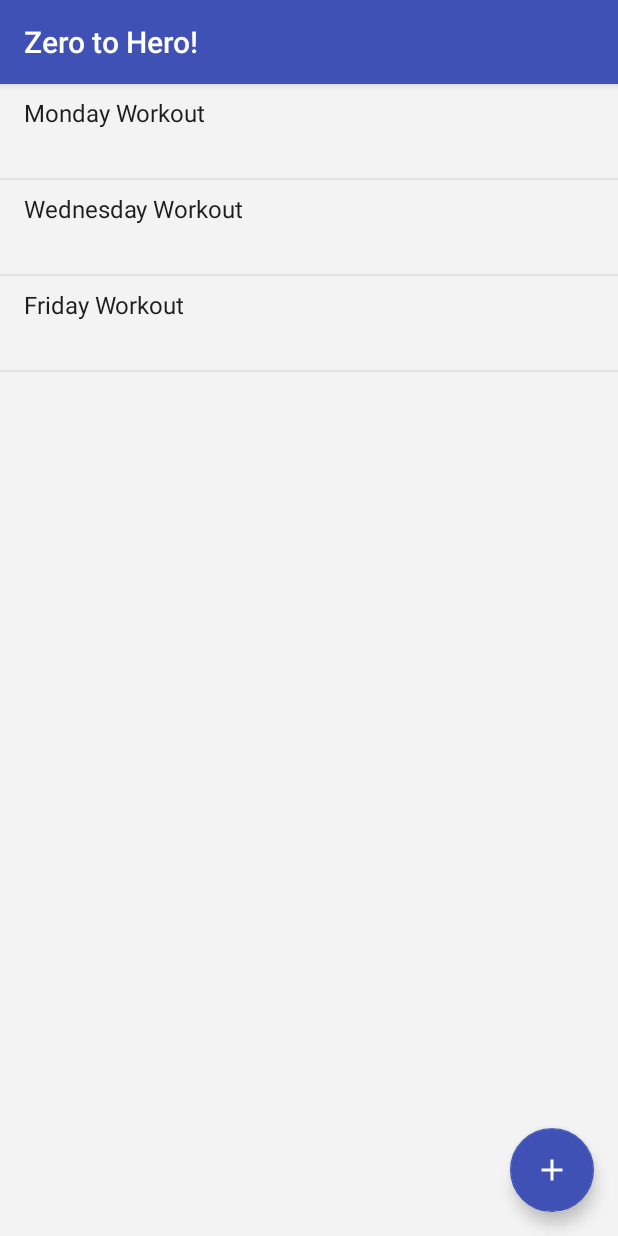
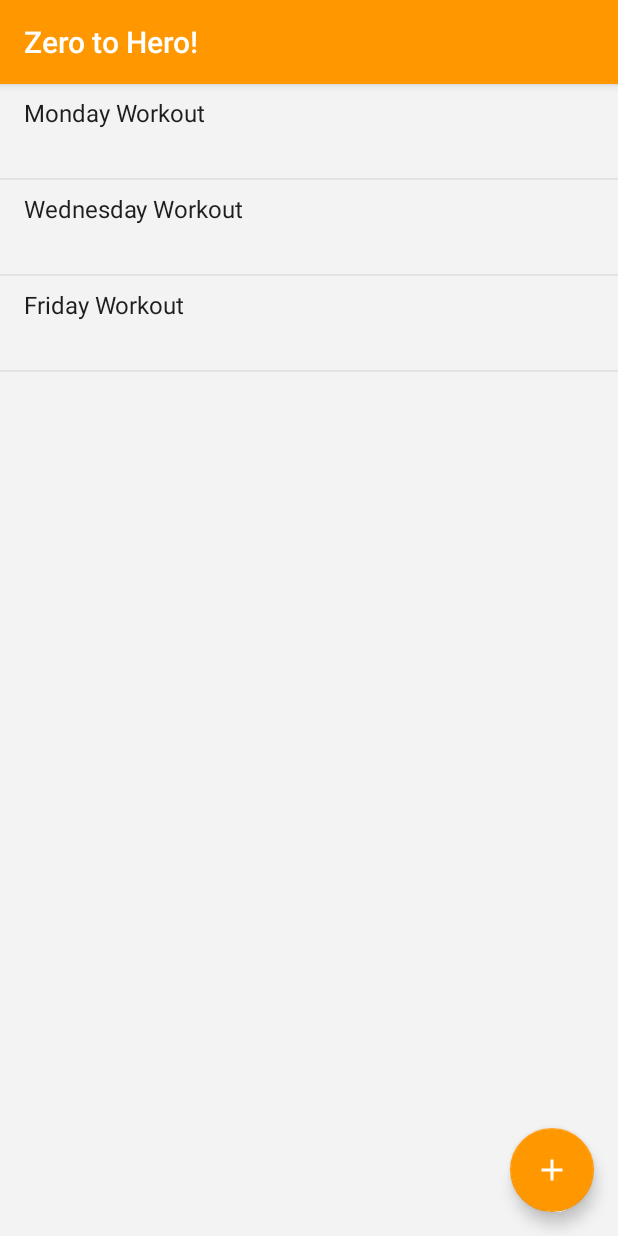
Before and after one commit to brayan/android-zero-to-hero, an Android app: the screen it shows after launch (WorkoutListActivity), on a phone screen of 412 x 824 dp. Run offline under Robolectric (Android 15) with nearby library versions, the phone set to English and light mode, and no system bars.

```diff
--- a/app/src/main/res/values/colors.xml
+++ b/app/src/main/res/values/colors.xml
@@ -1,7 +1,7 @@
 <?xml version="1.0" encoding="utf-8"?>
 <resources>
-    <color name="colorPrimary">#3F51B5</color>
-    <color name="colorPrimaryDark">#303F9F</color>
+    <color name="colorPrimary">#FF5722</color>
+    <color name="colorPrimaryDark">#E64A19</color>
     <color name="colorAccent">#FF4081</color>
     <color name="primary_text">#87000000</color>
     <color name="secondary_text">#54000000</color>
--- a/app/src/main/res/values/strings.xml
+++ b/app/src/main/res/values/strings.xml
@@ -1,3 +1,3 @@
 <resources>
-    <string name="app_name">Zero to Hero</string>
+    <string name="app_name">Zero to Hero!</string>
 </resources>
--- a/app/src/main/res/values/styles.xml
+++ b/app/src/main/res/values/styles.xml
@@ -3,8 +3,8 @@
     <style name="AppTheme" parent="Indigo500"></style>
 
     <style name="Indigo500" parent="AppThemeParent">
-        <item name="colorPrimary">@color/indigo_500</item>
-        <item name="colorPrimaryDark">@color/indigo_700</item>
+        <item name="colorPrimary">@color/orange_500</item>
+        <item name="colorPrimaryDark">@color/orange_700</item>
         <item name="colorAccent">@color/indigo_500</item>
         <item name="actionModeBackground">@color/blue_500</item>
     </style>
```
Also changed, not shown: app/src/main/res/mipmap-hdpi/ic_launcher.png, app/src/main/res/mipmap-mdpi/ic_launcher.png, app/src/main/res/mipmap-xhdpi/ic_launcher.png, app/src/main/res/mipmap-xxhdpi/ic_launcher.png, app/src/main/res/mipmap-xxxhdpi/ic_launcher.png.
